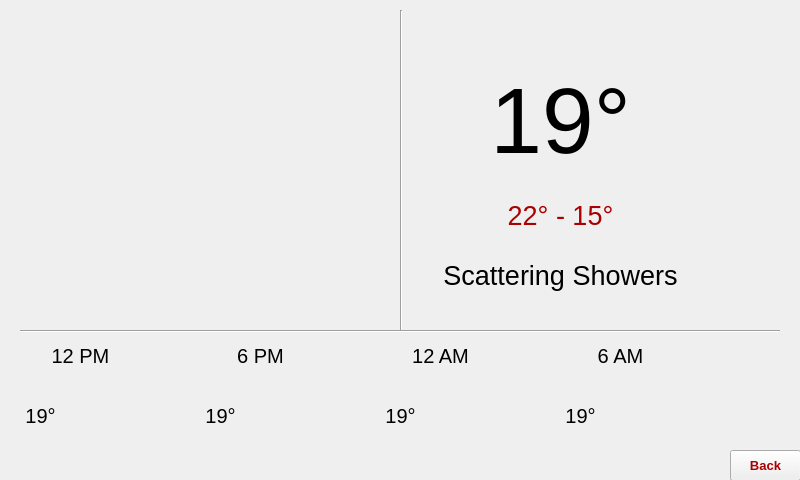
Qt form RPI/GUI/UI/Weather.ui (YehiaEhab16/FOTA_Graduation-Project-2022) before a commit.
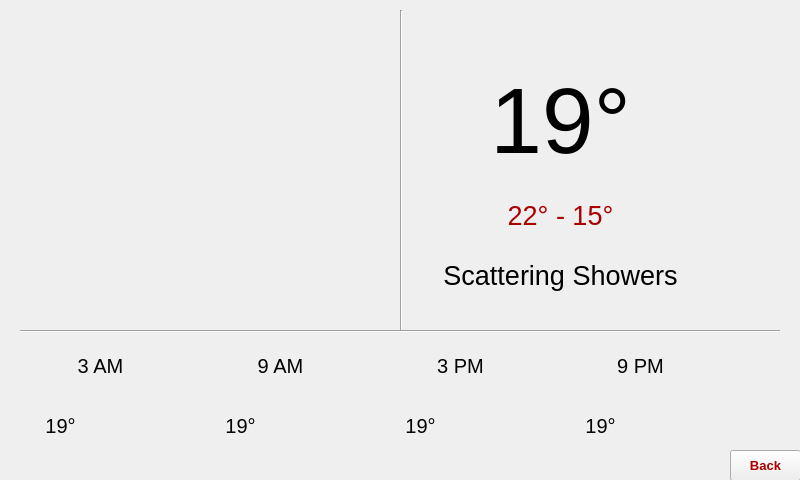
The same form after that commit. Icons and pictures are not drawn.

Commit message: Added Weather.py real-time data, changed Weather UI slightly and added minor change in Phone.py

Diff of the .ui file:
```diff
--- a/RPI/GUI/UI/Weather.ui
+++ b/RPI/GUI/UI/Weather.ui
@@ -1295,10 +1295,10 @@
   <widget class="QLabel" name="icon">
    <property name="geometry">
     <rect>
-     <x>130</x>
-     <y>50</y>
-     <width>241</width>
-     <height>241</height>
+     <x>0</x>
+     <y>0</y>
+     <width>391</width>
+     <height>321</height>
     </rect>
    </property>
    <property name="text">
@@ -1402,8 +1402,8 @@
   <widget class="QLabel" name="Time1">
    <property name="geometry">
     <rect>
-     <x>50</x>
-     <y>340</y>
+     <x>70</x>
+     <y>350</y>
      <width>61</width>
      <height>31</height>
     </rect>
@@ -1414,7 +1414,7 @@
     </font>
    </property>
    <property name="text">
-    <string>12 PM</string>
+    <string>3 AM</string>
    </property>
    <property name="scaledContents">
     <bool>true</bool>
@@ -1426,8 +1426,8 @@
   <widget class="QLabel" name="temp1">
    <property name="geometry">
     <rect>
-     <x>10</x>
-     <y>400</y>
+     <x>30</x>
+     <y>410</y>
      <width>61</width>
      <height>31</height>
     </rect>
@@ -1450,8 +1450,8 @@
   <widget class="QLabel" name="icon1">
    <property name="geometry">
     <rect>
-     <x>70</x>
-     <y>390</y>
+     <x>90</x>
+     <y>400</y>
      <width>61</width>
      <height>61</height>
     </rect>
@@ -1469,8 +1469,8 @@
   <widget class="QLabel" name="temp2">
    <property name="geometry">
     <rect>
-     <x>190</x>
-     <y>400</y>
+     <x>210</x>
+     <y>410</y>
      <width>61</width>
      <height>31</height>
     </rect>
@@ -1493,8 +1493,8 @@
   <widget class="QLabel" name="icon2">
    <property name="geometry">
     <rect>
-     <x>250</x>
-     <y>390</y>
+     <x>270</x>
+     <y>400</y>
      <width>61</width>
      <height>61</height>
     </rect>
@@ -1512,8 +1512,8 @@
   <widget class="QLabel" name="Time2">
    <property name="geometry">
     <rect>
-     <x>230</x>
-     <y>340</y>
+     <x>250</x>
+     <y>350</y>
      <width>61</width>
      <height>31</height>
     </rect>
@@ -1524,7 +1524,7 @@
     </font>
    </property>
    <property name="text">
-    <string>6 PM</string>
+    <string>9 AM</string>
    </property>
    <property name="scaledContents">
     <bool>true</bool>
@@ -1536,8 +1536,8 @@
   <widget class="QLabel" name="Time4">
    <property name="geometry">
     <rect>
-     <x>590</x>
-     <y>340</y>
+     <x>610</x>
+     <y>350</y>
      <width>61</width>
      <height>31</height>
     </rect>
@@ -1548,7 +1548,7 @@
     </font>
    </property>
    <property name="text">
-    <string>6 AM</string>
+    <string>9 PM</string>
    </property>
    <property name="scaledContents">
     <bool>true</bool>
@@ -1560,8 +1560,8 @@
   <widget class="QLabel" name="temp3">
    <property name="geometry">
     <rect>
-     <x>370</x>
-     <y>400</y>
+     <x>390</x>
+     <y>410</y>
      <width>61</width>
      <height>31</height>
     </rect>
@@ -1584,8 +1584,8 @@
   <widget class="QLabel" name="icon4">
    <property name="geometry">
     <rect>
-     <x>610</x>
-     <y>390</y>
+     <x>630</x>
+     <y>400</y>
      <width>61</width>
      <height>61</height>
     </rect>
@@ -1603,8 +1603,8 @@
   <widget class="QLabel" name="icon3">
    <property name="geometry">
     <rect>
-     <x>430</x>
-     <y>390</y>
+     <x>450</x>
+     <y>400</y>
      <width>61</width>
      <height>61</height>
     </rect>
@@ -1622,8 +1622,8 @@
   <widget class="QLabel" name="temp4">
    <property name="geometry">
     <rect>
-     <x>550</x>
-     <y>400</y>
+     <x>570</x>
+     <y>410</y>
      <width>61</width>
      <height>31</height>
     </rect>
@@ -1646,8 +1646,8 @@
   <widget class="QLabel" name="Time3">
    <property name="geometry">
     <rect>
-     <x>410</x>
-     <y>340</y>
+     <x>430</x>
+     <y>350</y>
      <width>61</width>
      <height>31</height>
     </rect>
@@ -1658,7 +1658,7 @@
     </font>
    </property>
    <property name="text">
-    <string>12 AM</string>
+    <string>3 PM</string>
    </property>
    <property name="scaledContents">
     <bool>true</bool>
```
Left out of the diff: 1 changed line with no effect on the pictures. The commit also changes 2 other files.
